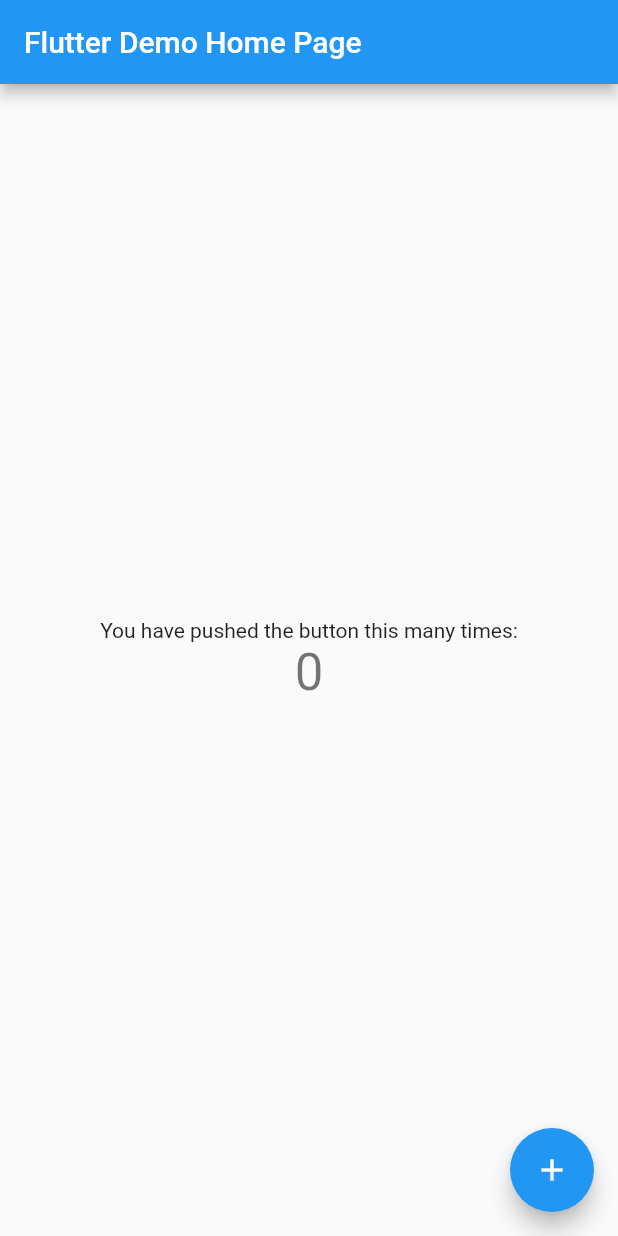
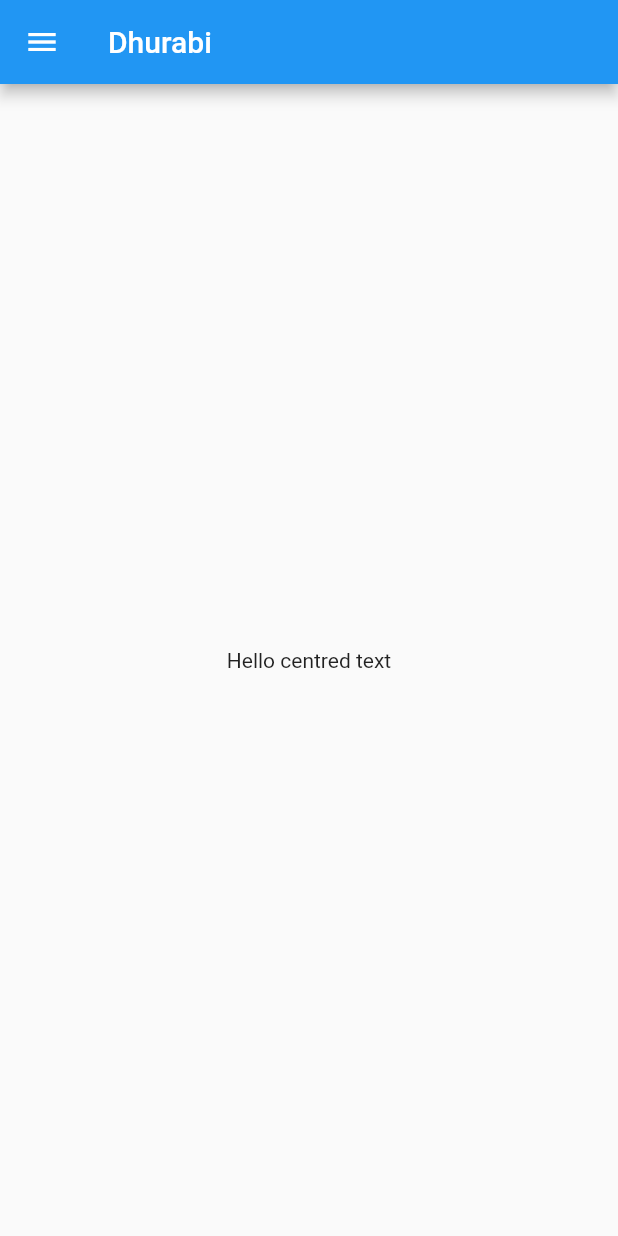
Before and after one commit to c3n7/dhurabini_client, a Flutter app: the screen it shows after launch, on a phone screen of 412 x 824 dp. Run offline on Flutter 3.47's test engine with Material 2 defaults, Android fonts, the phone set to English and light mode, and no system bars.

Commit message:
Base of page layout almost there

```diff
--- a/lib/main.dart
+++ b/lib/main.dart
@@ -9,36 +9,17 @@
   @override
   Widget build(BuildContext context) {
     return MaterialApp(
-      title: 'Flutter Demo',
+      title: 'Dhurabi',
       theme: ThemeData(
-        // This is the theme of your application.
-        //
-        // Try running your application with "flutter run". You'll see the
-        // application has a blue toolbar. Then, without quitting the app, try
-        // changing the primarySwatch below to Colors.green and then invoke
-        // "hot reload" (press "r" in the console where you ran "flutter run",
-        // or simply save your changes to "hot reload" in a Flutter IDE).
-        // Notice that the counter didn't reset back to zero; the application
-        // is not restarted.
         primarySwatch: Colors.blue,
       ),
-      home: MyHomePage(title: 'Flutter Demo Home Page'),
+      home: MyHomePage(title: 'Dhurabi'),
     );
   }
 }
 
 class MyHomePage extends StatefulWidget {
   MyHomePage({Key? key, required this.title}) : super(key: key);
-
-  // This widget is the home page of your application. It is stateful, meaning
-  // that it has a State object (defined below) that contains fields that affect
-  // how it looks.
-
-  // This class is the configuration for the state. It holds the values (in this
-  // case the title) provided by the parent (in this case the App widget) and
-  // used by the build method of the State. Fields in a Widget subclass are
-  // always marked "final".
-
   final String title;
 
   @override
@@ -46,68 +27,39 @@
 }
 
 class _MyHomePageState extends State<MyHomePage> {
-  int _counter = 0;
-
-  void _incrementCounter() {
-    setState(() {
-      // This call to setState tells the Flutter framework that something has
-      // changed in this State, which causes it to rerun the build method below
-      // so that the display can reflect the updated values. If we changed
-      // _counter without calling setState(), then the build method would not be
-      // called again, and so nothing would appear to happen.
-      _counter++;
-    });
-  }
-
   @override
   Widget build(BuildContext context) {
-    // This method is rerun every time setState is called, for instance as done
-    // by the _incrementCounter method above.
-    //
-    // The Flutter framework has been optimized to make rerunning build methods
-    // fast, so that you can just rebuild anything that needs updating rather
-    // than having to individually change instances of widgets.
     return Scaffold(
       appBar: AppBar(
-        // Here we take the value from the MyHomePage object that was created by
-        // the App.build method, and use it to set our appbar title.
         title: Text(widget.title),
       ),
-      body: Center(
-        // Center is a layout widget. It takes a single child and positions it
-        // in the middle of the parent.
-        child: Column(
-          // Column is also a layout widget. It takes a list of children and
-          // arranges them vertically. By default, it sizes itself to fit its
-          // children horizontally, and tries to be as tall as its parent.
-          //
-          // Invoke "debug painting" (press "p" in the console, choose the
-          // "Toggle Debug Paint" action from the Flutter Inspector in Android
-          // Studio, or the "Toggle Debug Paint" command in Visual Studio Code)
-          // to see the wireframe for each widget.
-          //
-          // Column has various properties to control how it sizes itself and
-          // how it positions its children. Here we use mainAxisAlignment to
-          // center the children vertically; the main axis here is the vertical
-          // axis because Columns are vertical (the cross axis would be
-          // horizontal).
-          mainAxisAlignment: MainAxisAlignment.center,
+      drawer: Drawer(
+        child: ListView(
+          padding: EdgeInsets.zero,
           children: <Widget>[
-            Text(
-              'You have pushed the button this many times:',
+            DrawerHeader(
+              child: Center(
+                child: Text("Drawer Header"),
+              ),
+              decoration: BoxDecoration(
+                color: Colors.blue,
+              ),
             ),
-            Text(
-              '$_counter',
-              style: Theme.of(context).textTheme.headline4,
+            ListTile(
+              leading: Icon(Icons.home),
+              title: new Text("Home"),
+              onTap: () {
+                Navigator.pop(context);
+              },
             ),
           ],
         ),
       ),
-      floatingActionButton: FloatingActionButton(
-        onPressed: _incrementCounter,
-        tooltip: 'Increment',
-        child: Icon(Icons.add),
-      ), // This trailing comma makes auto-formatting nicer for build methods.
+      body: Center(
+        child: Text(
+          'Hello centred text',
+        ),
+      ),
     );
   }
 }
```
